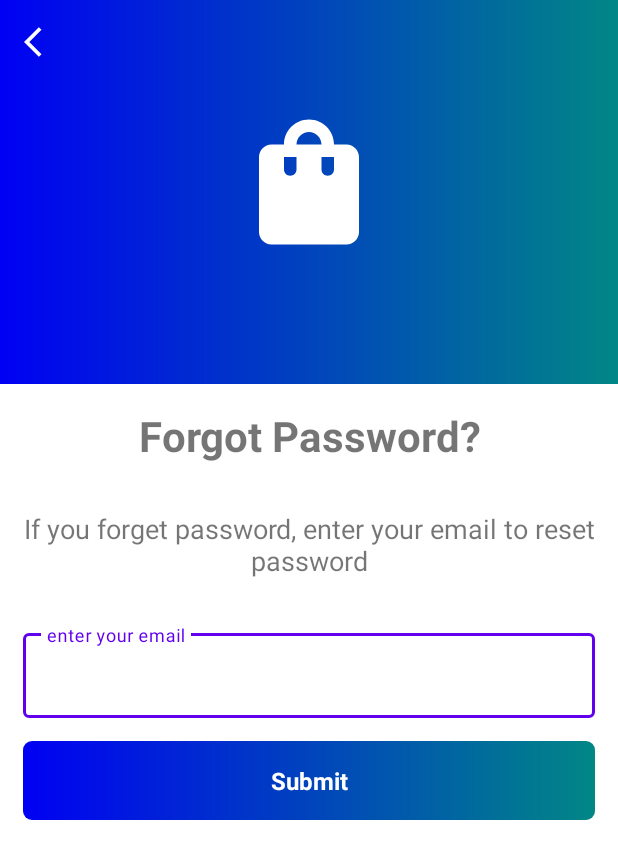
After one commit to aikansh2001yadav/ShopPal, an Android app: the ForgotActivity screen opened directly, with no data from a screen before it, on a phone screen of 412 x 824 dp. The commit adds this screen. Shown: the top 859 px of the screen. Run offline under Robolectric (Android 15) with nearby library versions, the phone set to English and light mode, and no system bars.

Commit message:
Adding login capabilities and ForgotActivity

```diff
--- a/app/src/main/AndroidManifest.xml
+++ b/app/src/main/AndroidManifest.xml
@@ -9,6 +9,10 @@
         android:roundIcon="@mipmap/app_launcher_icon_round"
         android:supportsRtl="true"
         android:theme="@style/Theme.ShopPal">
+        <activity
+            android:name=".activities.ForgotActivity"
+            android:exported="true"
+            android:theme="@style/Theme.MaterialComponents.Light.NoActionBar" />
         <activity
             android:name=".activities.RegisterActivity"
             android:exported="true"
--- /dev/null
+++ b/app/src/main/java/com/example/shoppal/activities/ForgotActivity.kt
@@ -0,0 +1,26 @@
+package com.example.shoppal.activities
+
+import androidx.appcompat.app.AppCompatActivity
+import android.os.Bundle
+import com.example.shoppal.R
+
+class ForgotActivity : AppCompatActivity() {
+    override fun onCreate(savedInstanceState: Bundle?) {
+        super.onCreate(savedInstanceState)
+        setContentView(R.layout.activity_forgot)
+
+        setActionBarWithBack()
+    }
+
+    private fun setActionBarWithBack() {
+        setSupportActionBar(findViewById(R.id.toolbar_forgot_activity))
+
+        val actionBar = supportActionBar
+        if (actionBar != null) {
+            actionBar.setDisplayShowTitleEnabled(false)
+            actionBar.setDisplayHomeAsUpEnabled(true)
+            actionBar.setHomeAsUpIndicator(R.drawable.ic_back_title)
+        }
+        findViewById<androidx.appcompat.widget.Toolbar>(R.id.toolbar_forgot_activity).setNavigationOnClickListener { onBackPressed() }
+    }
+}
--- /dev/null
+++ b/app/src/main/res/layout/activity_forgot.xml
@@ -0,0 +1,119 @@
+<?xml version="1.0" encoding="utf-8"?>
+<androidx.constraintlayout.widget.ConstraintLayout xmlns:android="http://schemas.android.com/apk/res/android"
+    xmlns:app="http://schemas.android.com/apk/res-auto"
+    xmlns:tools="http://schemas.android.com/tools"
+    android:layout_width="match_parent"
+    android:layout_height="match_parent">
+
+    <androidx.appcompat.widget.Toolbar
+        android:id="@+id/toolbar_forgot_activity"
+        android:layout_width="match_parent"
+        android:layout_height="wrap_content"
+        android:background="@drawable/gradient_color"
+        android:minHeight="?attr/actionBarSize"
+        android:theme="?attr/actionBarTheme"
+        app:layout_constraintEnd_toEndOf="parent"
+        app:layout_constraintStart_toStartOf="parent"
+        app:layout_constraintTop_toTopOf="parent" />
+
+    <ScrollView
+        android:layout_width="match_parent"
+        android:layout_height="wrap_content"
+        app:layout_constraintLeft_toLeftOf="parent"
+        app:layout_constraintRight_toRightOf="parent"
+        app:layout_constraintTop_toBottomOf="@id/toolbar_forgot_activity">
+
+        <androidx.constraintlayout.widget.ConstraintLayout
+            android:layout_width="match_parent"
+            android:layout_height="wrap_content"
+            tools:context=".activities.ForgotActivity">
+
+            <LinearLayout
+                android:id="@+id/layout_header_forgot_activity"
+                android:layout_width="match_parent"
+                android:layout_height="@dimen/layout_header_height"
+                android:background="@drawable/gradient_color"
+                android:gravity="center_horizontal"
+                app:layout_constraintLeft_toLeftOf="parent"
+                app:layout_constraintRight_toRightOf="parent"
+                app:layout_constraintTop_toTopOf="parent">
+
+                <ImageView
+                    android:layout_marginTop="@dimen/margin_layout"
+                    android:layout_width="@dimen/app_logo_size"
+                    android:layout_height="@dimen/app_logo_size"
+                    android:contentDescription="@string/app_logo_description"
+                    android:src="@drawable/ic_shop" />
+            </LinearLayout>
+
+            <LinearLayout
+                android:id="@+id/forget_layout"
+                android:layout_width="match_parent"
+                android:layout_height="wrap_content"
+                android:orientation="vertical"
+                app:layout_constraintLeft_toLeftOf="parent"
+                app:layout_constraintRight_toRightOf="parent"
+                app:layout_constraintTop_toBottomOf="@+id/layout_header_forgot_activity">
+
+                <TextView
+                    android:layout_width="match_parent"
+                    android:layout_height="wrap_content"
+                    android:layout_margin="@dimen/margin_layout"
+                    android:text="@string/forgot_password_question_text"
+                    android:textAlignment="center"
+                    android:textSize="@dimen/text_forgot_question_size"
+                    android:textStyle="bold" />
+
+                <TextView
+                    android:layout_width="match_parent"
+                    android:layout_height="wrap_content"
+                    android:padding="@dimen/forget_information_padding"
+                    android:text="@string/forgot_information"
+                    android:textAlignment="center"
+                    android:textSize="@dimen/text_forgot_size" />
+            </LinearLayout>
+
+            <com.google.android.material.textfield.TextInputLayout
+                android:id="@+id/text_email_forgot"
+                style="@style/Widget.MaterialComponents.TextInputLayout.OutlinedBox"
+                android:layout_width="match_parent"
+                android:layout_height="wrap_content"
+                android:layout_margin="@dimen/margin_text"
+                app:boxStrokeWidth="@dimen/input_stroke_width"
+                app:layout_constraintLeft_toLeftOf="parent"
+                app:layout_constraintRight_toRightOf="parent"
+                app:layout_constraintTop_toBottomOf="@id/forget_layout">
+
+                <com.google.android.material.textfield.TextInputEditText
+                    android:id="@+id/edit_text_email_forgot"
+                    android:layout_width="match_parent"
+                    android:layout_height="match_parent"
+                    android:hint="@string/email_hint"
+                    android:inputType="textEmailAddress" />
+            </com.google.android.material.textfield.TextInputLayout>
+
+            <LinearLayout
+                android:id="@+id/btn_submit"
+                android:layout_width="match_parent"
+                android:layout_height="wrap_content"
+                android:layout_margin="@dimen/margin_layout"
+                android:background="@drawable/btn_background"
+                android:orientation="vertical"
+                app:layout_constraintLeft_toLeftOf="parent"
+                app:layout_constraintRight_toRightOf="parent"
+                app:layout_constraintTop_toBottomOf="@+id/text_email_forgot">
+
+                <TextView
+                    android:layout_width="match_parent"
+                    android:layout_height="0dp"
+                    android:layout_margin="@dimen/margin_layout"
+                    android:layout_weight="1"
+                    android:text="@string/submit_text"
+                    android:textAlignment="center"
+                    android:textColor="@color/white"
+                    android:textSize="@dimen/text_submit_size"
+                    android:textStyle="bold" />
+            </LinearLayout>
+        </androidx.constraintlayout.widget.ConstraintLayout>
+    </ScrollView>
+</androidx.constraintlayout.widget.ConstraintLayout>
--- a/app/src/main/res/values/dimens.xml
+++ b/app/src/main/res/values/dimens.xml
@@ -8,6 +8,10 @@
     <dimen name="input_stroke_width">3dp</dimen>
     <dimen name="margin_layout">15dp</dimen>
     <dimen name="text_register_size">16sp</dimen>
-    <dimen name="text_forgot_size">16sp</dimen>
+    <dimen name="text_forgot_size">18sp</dimen>
     <dimen name="layout_header_padding">15dp</dimen>
+    <dimen name="text_login_back_size">16sp</dimen>
+    <dimen name="text_forgot_question_size">28sp</dimen>
+    <dimen name="forget_information_padding">15dp</dimen>
+    <dimen name="text_submit_size">16sp</dimen>
 </resources>
--- a/app/src/main/res/values/strings.xml
+++ b/app/src/main/res/values/strings.xml
@@ -12,4 +12,9 @@
     <string name="confirm_password_hint">confirm your password</string>
     <string name="agree_all_conditions_text">I agree to all <u>terms and conditions</u></string>
     <string name="no_account_text">Don\'t have an account</string>
+    <string name="create_account">Create Your Account</string>
+    <string name="have_account_text">Already have an account?</string>
+    <string name="forgot_password_question_text">Forgot Password?</string>
+    <string name="forgot_information">If you forget password, enter your email to reset password</string>
+    <string name="submit_text">Submit</string>
 </resources>
--- a/build.gradle
+++ b/build.gradle
@@ -8,6 +8,7 @@ buildscript {
         classpath "com.android.tools.build:gradle:7.0.2"
         classpath "org.jetbrains.kotlin:kotlin-gradle-plugin:1.5.30"
 
+        classpath 'com.google.gms:google-services:4.3.10'
         // NOTE: Do not place your application dependencies here; they belong
         // in the individual module build.gradle files
     }
```
Also changed, not shown: app/build.gradle (+6 -1 lines), app/src/main/java/com/example/shoppal/activities/LoginActivity.kt (+39 -4 lines), app/src/main/java/com/example/shoppal/activities/RegisterActivity.kt (+32 -1 lines), app/src/main/java/com/example/shoppal/firebase/Firebase.kt (added, +28 -0 lines), app/src/main/res/layout/activity_register.xml (+48 -8 lines), 1 other file.
